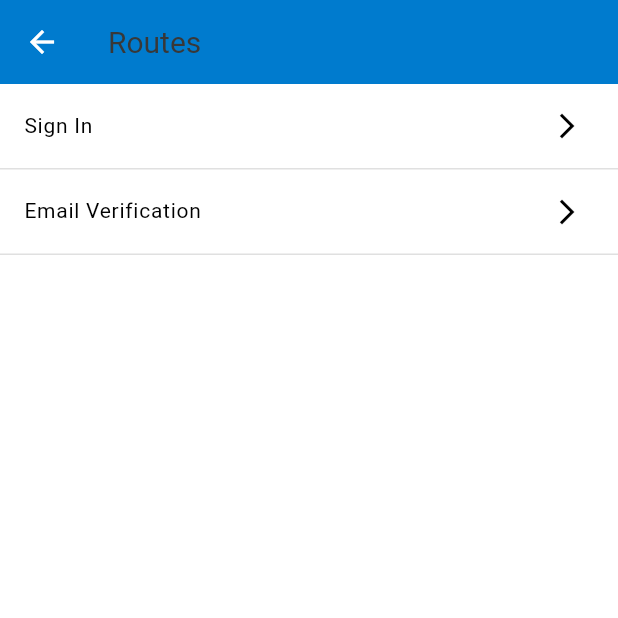
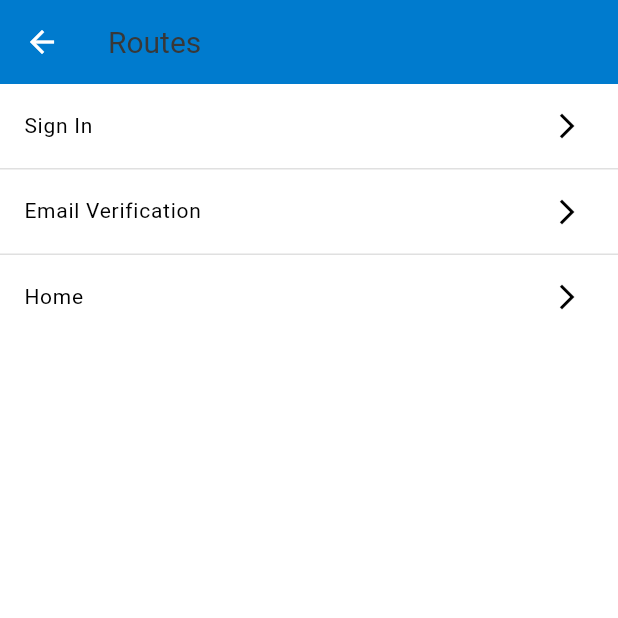
Before and after one commit to TeamSudoForge/SudoForge_GovConnect, a Flutter app: the AppNavigationScreen screen opened directly, on a phone screen of 412 x 824 dp, the top half of it. Run offline on Flutter 3.47's test engine with Material 3 defaults, Android fonts, the phone set to English and light mode, and no system bars; our stand-ins replace remixicon.

Commit message:
update:routes

```diff
--- a/frontend/lib/src/core/routes/app_routes.dart
+++ b/frontend/lib/src/core/routes/app_routes.dart
@@ -4,9 +4,9 @@ import '../../presentation/screens/email_verification_screen.dart';
 import '../../presentation/screens/app_navigation_screen.dart';
 
 class AppRoutes {
-  static const String govConnectSignInScreen = '/gov_connect_sign_in_screen';
-  static const String emailVerificationScreen = '/email_verification_screen';
-  static const String appNavigationScreen = '/app_navigation_screen';
+  static const String govConnectSignInScreen = '/govConnectSignIn';
+  static const String emailVerificationScreen = '/emailVerification';
+  static const String appNavigationScreen = '/appNavigation';
   static const String initialRoute = '/';
 
   static Map<String, WidgetBuilder> get routes => {
--- a/frontend/lib/src/presentation/screens/app_navigation_screen.dart
+++ b/frontend/lib/src/presentation/screens/app_navigation_screen.dart
@@ -2,7 +2,17 @@ import 'package:flutter/material.dart';
 import '../../core/routes/app_routes.dart';
 import '../../core/theme/text_style_helper.dart';
 
+// Example JSON list of routes
+const List<Map<String, String>> navigationRoutes = [
+  {"name": "Sign In", "route": AppRoutes.govConnectSignInScreen},
+  {"name": "Email Verification", "route": AppRoutes.emailVerificationScreen},
+  {"name": "Home", "route": AppRoutes.initialRoute},
+  // Add more routes here as needed
+];
+
 class AppNavigationScreen extends StatelessWidget {
+  static const String routeName = '/appNavigation';
+
   const AppNavigationScreen({Key? key}) : super(key: key);
 
   @override
@@ -19,49 +29,25 @@ class AppNavigationScreen extends StatelessWidget {
       ),
       body: SizedBox(
         width: double.maxFinite,
-        child: Column(
-          children: [
-            Container(
-              decoration: BoxDecoration(
-                border: Border(
-                  bottom: BorderSide(
-                    color: Colors.grey[300]!,
-                    width: 1,
-                  ),
-                ),
-              ),
-              child: ListTile(
+        child: ListView.separated(
+          itemCount: navigationRoutes.length,
+          separatorBuilder: (_, __) => Divider(height: 1, color: Colors.grey[300]),
+          itemBuilder: (context, index) {
+            final routeItem = navigationRoutes[index];
+            return ListTile(
               title: Text(
-                  "Sign In",
+                routeItem['name'] ?? '',
                 style: styles.body14Regular,
               ),
               trailing: Icon(Icons.arrow_forward_ios, size: 20),
               onTap: () {
-                  Navigator.pushNamed(context, AppRoutes.govConnectSignInScreen);
+                final routePath = routeItem['route'];
+                if (routePath != null && routePath.isNotEmpty) {
+                  Navigator.pushNamed(context, routePath);
+                }
               },
-              ),
-            ),
-            Container(
-              decoration: BoxDecoration(
-                border: Border(
-                  bottom: BorderSide(
-                    color: Colors.grey[300]!,
-                    width: 1,
-                  ),
-                ),
-              ),
-              child: ListTile(
-                title: Text(
-                  "Email Verification",
-                  style: styles.body14Regular,
-                ),
-                trailing: Icon(Icons.arrow_forward_ios, size: 20),
-                onTap: () {
-                  Navigator.pushNamed(context, AppRoutes.emailVerificationScreen);
+            );
           },
-              ),
-            ),
-          ],
         ),
       ),
     );
--- a/frontend/lib/src/presentation/screens/email_verification_screen.dart
+++ b/frontend/lib/src/presentation/screens/email_verification_screen.dart
@@ -3,6 +3,9 @@ import '../../core/theme/text_style_helper.dart';
 import '../../core/utils/image_constant.dart';
 
 class EmailVerificationScreen extends StatelessWidget {
+
+  static const String routeName = '/emailVerification';
+
   const EmailVerificationScreen({Key? key}) : super(key: key);
 
   @override
--- a/frontend/lib/src/presentation/screens/gov_connect_sign_in_screen.dart
+++ b/frontend/lib/src/presentation/screens/gov_connect_sign_in_screen.dart
@@ -5,6 +5,7 @@ import '../widgets/password_field.dart';
 import '../widgets/custom_button.dart';
 
 class GovConnectSignInScreen extends StatefulWidget {
+  static const String routeName = '/govConnectSignIn';
   const GovConnectSignInScreen({Key? key}) : super(key: key);
 
   @override
--- a/frontend/lib/src/presentation/screens/login_screen.dart
+++ b/frontend/lib/src/presentation/screens/login_screen.dart
@@ -131,6 +131,7 @@ class ConfirmPasswordField extends StatelessWidget {
 }
 
 class LoginScreen extends StatefulWidget {
+  static const String routeName = '/login';
   const LoginScreen({Key? key}) : super(key: key);
 
   @override
```
Also changed, not shown: frontend/lib/main.dart (+20 -3 lines), frontend/lib/src/core/theme/app_theme.dart (deleted), 1 other file. Lines whose indentation alone changed are shown as unchanged.
